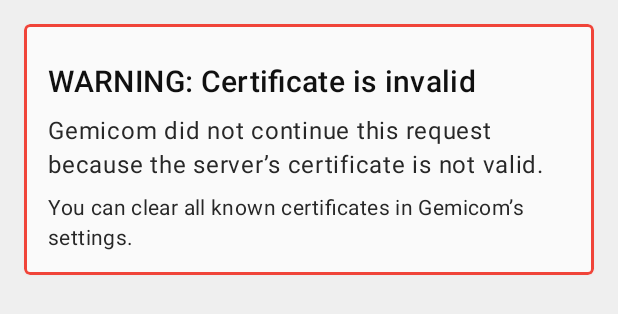
After one commit to Eroica/Capsule, an Android app: the layout gemtext_page_certificate_error.xml on its own in the app's theme, with its tools: preview values and no code run, on a phone screen of 412 x 824 dp. The commit adds this screen. Shown: the top 314 px of the screen. Run offline under Robolectric (Android 15) with nearby library versions, the phone set to English and light mode, and no system bars.

Commit message:
android: Handle expired certificates

```diff
--- a/android/app/src/main/kotlin/app/gemicom/GeminiClient.kt
+++ b/android/app/src/main/kotlin/app/gemicom/GeminiClient.kt
@@ -12,6 +12,8 @@ import java.nio.file.Path
 import java.nio.file.Paths
 import java.security.MessageDigest
 import java.security.cert.CertificateException
+import java.security.cert.CertificateExpiredException
+import java.security.cert.CertificateNotYetValidException
 import java.security.cert.X509Certificate
 import javax.net.ssl.SSLContext
 import javax.net.ssl.SSLException
@@ -45,7 +47,7 @@ class CertificateMismatchError(
     val host: String,
     val newHash: String
 ) : CertificateException("Certificate fingerprint mismatch for $host")
-
+class CertificateDateError : Exception()
 class RequestRefusedError(message: String) : Exception(message)
 
 interface IGeminiClient {
@@ -58,8 +60,10 @@ class TofuTrustManager(
     private val certificates: ICertificates
 ) : X509TrustManager {
     override fun checkServerTrusted(chain: Array<out X509Certificate>, authType: String) {
-        val hash = sha256(chain.first())
+        val certificate = chain.first()
+        certificate.checkValidity()
 
+        val hash = sha256(certificate)
         try {
             if (certificates[host].first != hash) {
                 throw CertificateMismatchError(host, hash)
@@ -170,6 +174,10 @@ class GeminiClient(private val certificates: ICertificates) : IGeminiClient {
                 } else {
                     throw e
                 }
+            } catch (_: CertificateExpiredException) {
+                throw CertificateDateError()
+            } catch (_: CertificateNotYetValidException) {
+                throw CertificateDateError()
             } catch (e: SSLException) {
                 logger.warn(e) { "TLS error on attempt ${attempt + 1}. Retrying ..." }
                 lastException = e
--- a/android/app/src/main/kotlin/app/gemicom/fragments/BrowserFragment.kt
+++ b/android/app/src/main/kotlin/app/gemicom/fragments/BrowserFragment.kt
@@ -139,6 +139,8 @@ class BrowserFragment : Fragment(R.layout.fragment_browser),
                 SecurityIssueDialogFragment(throwable.host, throwable.newHash)
                     .show(childFragmentManager, "SecurityIssue")
             }
+
+            is CertificateDateError -> geminiView().show(CertificateInvalidDocument)
 
             else -> geminiView().show(InvalidGeminiDocument)
         }
--- a/android/app/src/main/kotlin/app/gemicom/models/Document.kt
+++ b/android/app/src/main/kotlin/app/gemicom/models/Document.kt
@@ -113,6 +113,10 @@ data object SecurityIssueGeminiDocument : IGeminiDocument {
     override val blocks = listOf(SecurityIssueBlock)
 }
 
+data object CertificateInvalidDocument : IGeminiDocument {
+    override val blocks = listOf(CertificateInvalidBlock)
+}
+
 private fun mergeTokens(tokens: List<IGemtext>): List<IGemtext> {
     val result = mutableListOf<IGemtext>()
     val buffer = mutableListOf<IGemtext>()
--- a/android/app/src/main/kotlin/app/gemicom/models/Gemtext.kt
+++ b/android/app/src/main/kotlin/app/gemicom/models/Gemtext.kt
@@ -93,6 +93,10 @@ data object SecurityIssueBlock : IGemtext {
     override val content = ""
 }
 
+data object CertificateInvalidBlock : IGemtext {
+    override val content = ""
+}
+
 fun parseGemtext(type: String, value: String): IGemtext {
     return when (type) {
         GemtextToken.LINK.symbol -> {
--- a/android/app/src/main/kotlin/app/gemicom/views/lists/Adapters.kt
+++ b/android/app/src/main/kotlin/app/gemicom/views/lists/Adapters.kt
@@ -86,6 +86,7 @@ class GeminiAdapter(
             EmptyPageBlock -> {}
             InvalidDocumentBlock -> {}
             SecurityIssueBlock -> {}
+            CertificateInvalidBlock -> {}
         }
     }
 
@@ -102,6 +103,7 @@ class GeminiAdapter(
             EmptyPageBlock -> R.layout.gemtext_page_empty
             InvalidDocumentBlock -> R.layout.gemtext_page_invalid
             SecurityIssueBlock -> R.layout.gemtext_page_security_issue
+            CertificateInvalidBlock -> R.layout.gemtext_page_certificate_error
             else -> R.layout.gemtext_paragraph
         }
     }
--- /dev/null
+++ b/android/app/src/main/res/layout/gemtext_page_certificate_error.xml
@@ -0,0 +1,41 @@
+<?xml version="1.0" encoding="utf-8"?>
+<com.google.android.material.card.MaterialCardView xmlns:android="http://schemas.android.com/apk/res/android"
+	xmlns:app="http://schemas.android.com/apk/res-auto"
+	android:layout_width="match_parent"
+	android:layout_height="wrap_content"
+	android:layout_margin="16dp"
+	app:strokeColor="?colorError"
+	app:strokeWidth="2dp"
+	app:cardCornerRadius="4dp"
+	android:backgroundTint="?colorSurface">
+
+	<LinearLayout
+		android:layout_width="match_parent"
+		android:layout_height="wrap_content"
+		android:layout_margin="16dp"
+		android:orientation="vertical">
+
+		<TextView
+			android:layout_width="wrap_content"
+			android:layout_height="wrap_content"
+			android:layout_marginTop="8dp"
+			android:textAppearance="?textAppearanceHeadline6"
+			android:text="@string/gemini_page_certificate_error_title" />
+
+		<TextView
+			android:layout_width="match_parent"
+			android:layout_height="wrap_content"
+			android:layout_marginTop="8dp"
+			android:textAppearance="?textAppearanceBody1"
+			android:lineSpacingExtra="4sp"
+			android:text="@string/gemini_page_certificate_error_explanation_1" />
+
+		<TextView
+			android:layout_width="match_parent"
+			android:layout_height="wrap_content"
+			android:layout_marginTop="8dp"
+			android:textAppearance="?textAppearanceBody2"
+			android:lineSpacingExtra="4sp"
+			android:text="@string/gemini_page_certificate_error_explanation_2" />
+	</LinearLayout>
+</com.google.android.material.card.MaterialCardView>
--- a/android/app/src/main/res/values/strings.xml
+++ b/android/app/src/main/res/values/strings.xml
@@ -47,6 +47,9 @@
 	<string name="gemini_page_security_issue_title">WARNING: Security issue</string>
 	<string name="gemini_page_security_explanation_1">Gemicom did not continue this request because the server’s certificate did not match the one in Gemicom’s database. This could mean that a third party has taken over the host that you tried to request.</string>
 	<string name="gemini_page_security_explanation_2">You can clear all known certificates in Gemicom’s settings.</string>
+	<string name="gemini_page_certificate_error_title">WARNING: Certificate is invalid</string>
+	<string name="gemini_page_certificate_error_explanation_1">Gemicom did not continue this request because the server’s certificate is not valid.</string>
+	<string name="gemini_page_certificate_error_explanation_2">You can clear all known certificates in Gemicom’s settings.</string>
 
 	<string name="fragment_settings_toolbar">Settings</string>
 	<string name="settings_switch_dark_theme">Always use dark theme</string>
```
